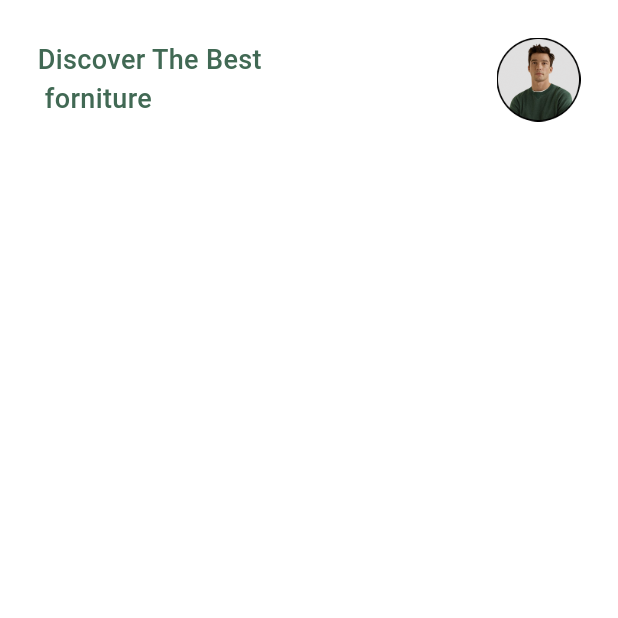
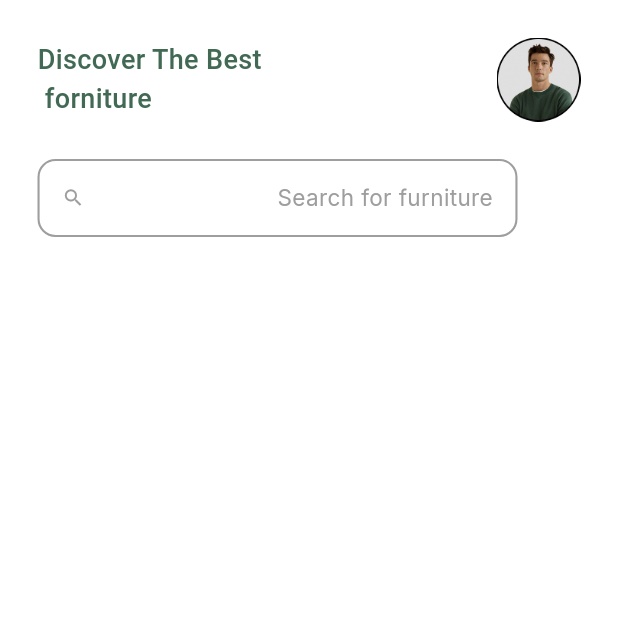
Before and after one commit to pakpuk/Forniture_shop, a Flutter app: the HomeScreen screen opened directly, on a phone screen of 412 x 824 dp, the top half of it. Run offline on Flutter 3.47's test engine with Material 3 defaults, Android fonts, the phone set to English and light mode, and no system bars; our stand-ins replace gap, google_fonts.

Commit message:
keep working

```diff
--- a/lib/views/screens/home_screen.dart
+++ b/lib/views/screens/home_screen.dart
@@ -1,6 +1,7 @@
 import 'package:flutter/material.dart';
 import 'package:fourniture_shop/core/colors_manager.dart';
 import 'package:fourniture_shop/views/widgets/custom_profile_bar.dart';
+import 'package:fourniture_shop/views/widgets/search_bar_widget.dart';
 import 'package:gap/gap.dart';
 
 class HomeScreen extends StatefulWidget {
@@ -24,6 +25,7 @@ class _HomeScreenState extends State<HomeScreen> {
             children: [
               const CustomProfileBar(),
               const Gap(25),
+              SearchBarWidget(),
             ],
           ),
         ),
```
